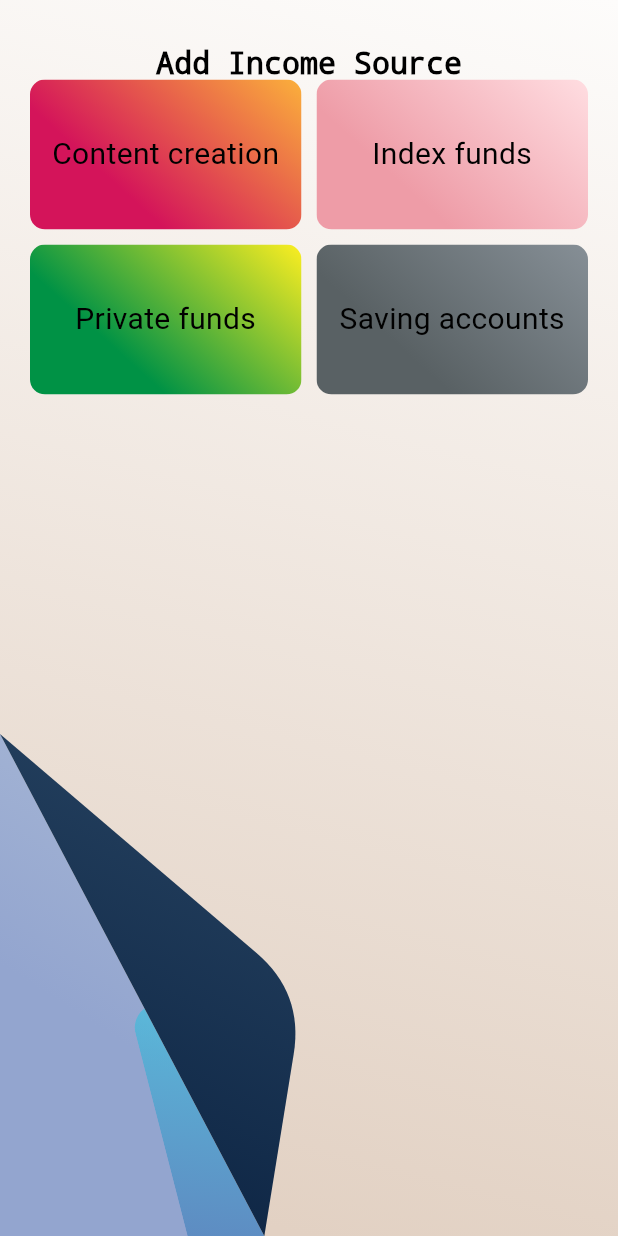
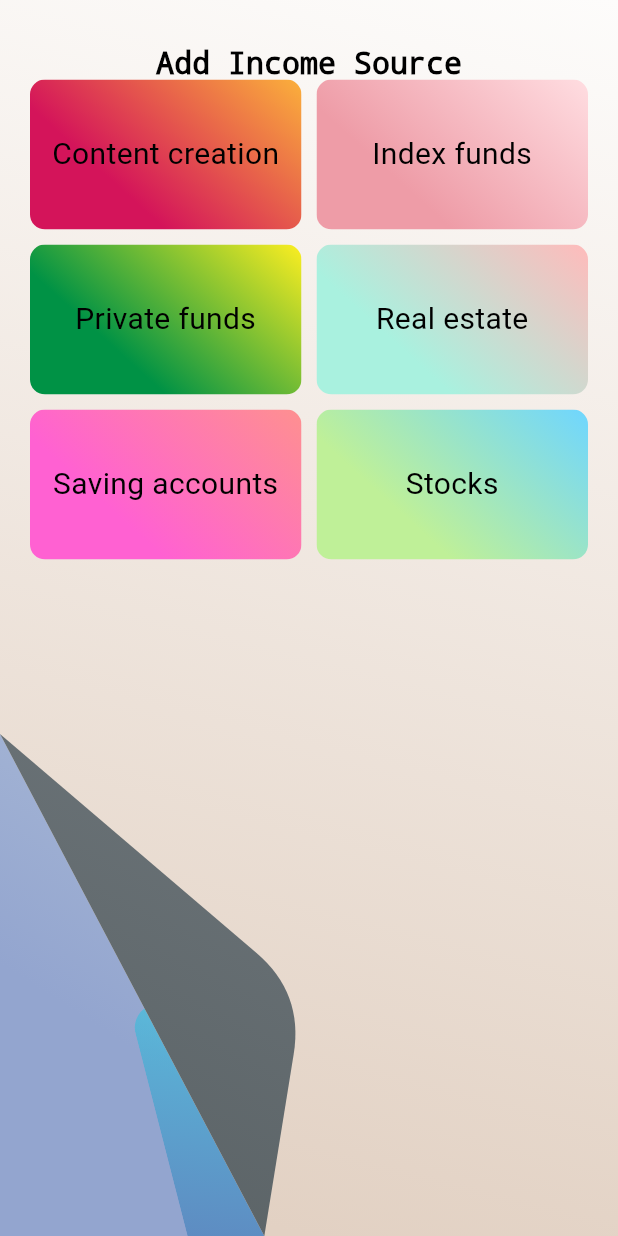
Before and after one commit to EtienneAuroux/tokihakanenari, a Flutter app: the screen it shows after launch, after a tap on the "add" icon, on a phone screen of 412 x 824 dp. Run offline on Flutter 3.47's test engine with Material 3 defaults, Android fonts, the phone set to English and light mode, and no system bars.

Commit message:
<feat>: Added cards Stocks and Real estate

```diff
--- a/lib/card_generators/big_card.dart
+++ b/lib/card_generators/big_card.dart
@@ -8,7 +8,9 @@ import 'package:tokihakanenari/card_types/content_creation.dart';
 import 'package:tokihakanenari/card_types/index_funds.dart';
 import 'package:tokihakanenari/card_types/passive_income.dart';
 import 'package:tokihakanenari/card_types/private_funds.dart';
+import 'package:tokihakanenari/card_types/real_estate.dart';
 import 'package:tokihakanenari/card_types/saving_accounts.dart';
+import 'package:tokihakanenari/card_types/stocks.dart';
 import 'package:tokihakanenari/my_enums.dart';
 import 'package:tokihakanenari/visual_tools/card_decoration.dart';
 import 'package:tokihakanenari/visual_tools/big_card_clipper.dart';
@@ -71,8 +73,16 @@ class _BigCardState extends State<BigCard> {
         return const PrivateFunds(
           cardSize: CardSize.big,
         );
+      case CardType.realEstate:
+        return const RealEstate(
+          cardSize: CardSize.big,
+        );
       case CardType.savingAccounts:
         return const SavingAccounts(
+          cardSize: CardSize.big,
+        );
+      case CardType.stocks:
+        return const Stocks(
           cardSize: CardSize.big,
         );
     }
--- a/lib/card_generators/mini_card.dart
+++ b/lib/card_generators/mini_card.dart
@@ -2,7 +2,9 @@ import 'package:flutter/material.dart';
 import 'package:tokihakanenari/card_types/content_creation.dart';
 import 'package:tokihakanenari/card_types/index_funds.dart';
 import 'package:tokihakanenari/card_types/private_funds.dart';
+import 'package:tokihakanenari/card_types/real_estate.dart';
 import 'package:tokihakanenari/card_types/saving_accounts.dart';
+import 'package:tokihakanenari/card_types/stocks.dart';
 import 'package:tokihakanenari/my_enums.dart';
 import 'package:tokihakanenari/visual_tools/card_decoration.dart';
 
@@ -41,8 +43,16 @@ class _MiniCardState extends State<MiniCard> {
         return const PrivateFunds(
           cardSize: CardSize.mini,
         );
+      case CardType.realEstate:
+        return const RealEstate(
+          cardSize: CardSize.mini,
+        );
       case CardType.savingAccounts:
         return const SavingAccounts(
+          cardSize: CardSize.mini,
+        );
+      case CardType.stocks:
+        return const Stocks(
           cardSize: CardSize.mini,
         );
     }
--- a/lib/card_generators/small_card.dart
+++ b/lib/card_generators/small_card.dart
@@ -3,6 +3,8 @@ import 'package:tokihakanenari/card_types/add_card.dart';
 import 'package:tokihakanenari/card_types/content_creation.dart';
 import 'package:tokihakanenari/card_types/index_funds.dart';
 import 'package:tokihakanenari/card_types/private_funds.dart';
+import 'package:tokihakanenari/card_types/real_estate.dart';
+import 'package:tokihakanenari/card_types/stocks.dart';
 import 'package:tokihakanenari/visual_tools/card_decoration.dart';
 import 'package:tokihakanenari/card_types/passive_income.dart';
 import 'package:tokihakanenari/card_types/saving_accounts.dart';
@@ -51,8 +53,16 @@ class _SmallCardState extends State<SmallCard> {
         return const PrivateFunds(
           cardSize: CardSize.small,
         );
+      case CardType.realEstate:
+        return const RealEstate(
+          cardSize: CardSize.small,
+        );
       case CardType.savingAccounts:
         return const SavingAccounts(
+          cardSize: CardSize.small,
+        );
+      case CardType.stocks:
+        return const Stocks(
           cardSize: CardSize.small,
         );
     }
@@ -66,7 +76,7 @@ class _SmallCardState extends State<SmallCard> {
       alignment: Alignment.center,
       child: Material(
         color: Colors.transparent,
-        child: Container(
+        child: SizedBox(
           width: deviceSize.width * 0.8,
           height: deviceSize.height * 0.6,
           child: InkWell(
--- /dev/null
+++ b/lib/card_types/real_estate.dart
@@ -0,0 +1,49 @@
+import 'package:flutter/material.dart';
+import 'package:tokihakanenari/my_enums.dart';
+import 'package:tokihakanenari/visual_tools/text_styles.dart';
+
+class RealEstate extends StatefulWidget {
+  final CardSize cardSize;
+
+  const RealEstate({
+    super.key,
+    required this.cardSize,
+  });
+
+  @override
+  State<RealEstate> createState() => _RealEstateState();
+}
+
+class _RealEstateState extends State<RealEstate> {
+  Widget getCardContent(CardSize cardStatus) {
+    switch (cardStatus) {
+      case CardSize.big:
+        return const Center(
+          child: Text(
+            'Real estate',
+            style: TextStyles.bigCardTitle,
+          ),
+        );
+      case CardSize.mini:
+        return const Center(
+          child: Text(
+            'Real estate',
+            style: TextStyles.miniCardTitle,
+            textAlign: TextAlign.center,
+          ),
+        );
+      case CardSize.small:
+        return const Center(
+          child: Text(
+            'Real estate',
+            style: TextStyles.smallCardTitle,
+          ),
+        );
+    }
+  }
+
+  @override
+  Widget build(BuildContext context) {
+    return getCardContent(widget.cardSize);
+  }
+}
--- /dev/null
+++ b/lib/card_types/stocks.dart
@@ -0,0 +1,49 @@
+import 'package:flutter/material.dart';
+import 'package:tokihakanenari/my_enums.dart';
+import 'package:tokihakanenari/visual_tools/text_styles.dart';
+
+class Stocks extends StatefulWidget {
+  final CardSize cardSize;
+
+  const Stocks({
+    super.key,
+    required this.cardSize,
+  });
+
+  @override
+  State<Stocks> createState() => _StocksState();
+}
+
+class _StocksState extends State<Stocks> {
+  Widget getCardContent(CardSize cardStatus) {
+    switch (cardStatus) {
+      case CardSize.big:
+        return const Center(
+          child: Text(
+            'Stocks',
+            style: TextStyles.bigCardTitle,
+          ),
+        );
+      case CardSize.mini:
+        return const Center(
+          child: Text(
+            'Stocks',
+            style: TextStyles.miniCardTitle,
+            textAlign: TextAlign.center,
+          ),
+        );
+      case CardSize.small:
+        return const Center(
+          child: Text(
+            'Stocks',
+            style: TextStyles.smallCardTitle,
+          ),
+        );
+    }
+  }
+
+  @override
+  Widget build(BuildContext context) {
+    return getCardContent(widget.cardSize);
+  }
+}
--- a/lib/my_enums.dart
+++ b/lib/my_enums.dart
@@ -2,6 +2,6 @@ enum CardSize { mini, small, big }
 
 enum CardStatus { inert, unroll, roll, drop }
 
-enum CardType { addCard, contentCreation, indexFunds, passiveIncome, privateFunds, savingAccounts }
+enum CardType { addCard, contentCreation, indexFunds, passiveIncome, privateFunds, realEstate, savingAccounts, stocks }
 
 enum MainView { carousel, primaryBigCard, secondaryBigCard }
--- a/lib/visual_tools/card_decoration.dart
+++ b/lib/visual_tools/card_decoration.dart
@@ -4,56 +4,62 @@ import 'package:tokihakanenari/my_enums.dart';
 
 class CardDecoration {
   static BoxDecoration getBigCornerDecoration(CardType cardType) {
-    switch (cardType) {
-      case CardType.addCard:
-        return const BoxDecoration(
-          gradient: LinearGradient(
-            colors: [ColorPalette.spaceBlue, ColorPalette.spaceGrey],
-            begin: Alignment.bottomLeft,
-            end: Alignment.topRight,
-          ),
-        );
-      case CardType.contentCreation:
-        return const BoxDecoration(
-          gradient: LinearGradient(
-            colors: [Colors.black, Colors.green],
-            begin: Alignment.bottomLeft,
-            end: Alignment.topRight,
-          ),
-        );
-      case CardType.indexFunds:
-        return const BoxDecoration(
-          gradient: LinearGradient(
-            colors: [Colors.black, Colors.green],
-            begin: Alignment.bottomLeft,
-            end: Alignment.topRight,
-          ),
-        );
-      case CardType.passiveIncome:
-        return const BoxDecoration(
-          gradient: LinearGradient(
-            colors: [ColorPalette.spaceBlue, ColorPalette.spaceGrey],
-            begin: Alignment.bottomLeft,
-            end: Alignment.topRight,
-          ),
-        );
-      case CardType.privateFunds:
-        return const BoxDecoration(
-          gradient: LinearGradient(
-            colors: [Colors.black, Colors.green],
-            begin: Alignment.bottomLeft,
-            end: Alignment.topRight,
-          ),
-        );
-      case CardType.savingAccounts:
-        return const BoxDecoration(
-          gradient: LinearGradient(
-            colors: [Colors.black, Colors.green],
-            begin: Alignment.bottomLeft,
-            end: Alignment.topRight,
-          ),
-        );
-    }
+    return const BoxDecoration(
+        gradient: LinearGradient(
+      colors: [ColorPalette.rockDarkGrey, ColorPalette.rockLightGrey],
+      begin: Alignment.bottomLeft,
+      end: Alignment.topRight,
+    ));
+    // switch (cardType) {
+    //   case CardType.addCard:
+    //     return const BoxDecoration(
+    //       gradient: LinearGradient(
+    //         colors: [ColorPalette.spaceBlue, ColorPalette.spaceGrey],
+    //         begin: Alignment.bottomLeft,
+    //         end: Alignment.topRight,
+    //       ),
+    //     );
+    //   case CardType.contentCreation:
+    //     return const BoxDecoration(
+    //       gradient: LinearGradient(
+    //         colors: [Colors.black, Colors.green],
+    //         begin: Alignment.bottomLeft,
+    //         end: Alignment.topRight,
+    //       ),
+    //     );
+    //   case CardType.indexFunds:
+    //     return const BoxDecoration(
+    //       gradient: LinearGradient(
+    //         colors: [Colors.black, Colors.green],
+    //         begin: Alignment.bottomLeft,
+    //         end: Alignment.topRight,
+    //       ),
+    //     );
+    //   case CardType.passiveIncome:
+    //     return const BoxDecoration(
+    //       gradient: LinearGradient(
+    //         colors: [ColorPalette.spaceBlue, ColorPalette.spaceGrey],
+    //         begin: Alignment.bottomLeft,
+    //         end: Alignment.topRight,
+    //       ),
+    //     );
+    //   case CardType.privateFunds:
+    //     return const BoxDecoration(
+    //       gradient: LinearGradient(
+    //         colors: [Colors.black, Colors.green],
+    //         begin: Alignment.bottomLeft,
+    //         end: Alignment.topRight,
+    //       ),
+    //     );
+    //   case CardType.savingAccounts:
+    //     return const BoxDecoration(
+    //       gradient: LinearGradient(
+    //         colors: [Colors.black, Colors.green],
+    //         begin: Alignment.bottomLeft,
+    //         end: Alignment.topRight,
+    //       ),
+    //     );
+    // }
   }
 
   static BoxDecoration getBigDecoration(CardType cardType) {
@@ -90,8 +96,12 @@ class CardDecoration {
         return [ColorPalette.oceanBlue.withAlpha(getColorAlpha(cardStatus)), ColorPalette.oceanOpal.withAlpha(getColorAlpha(cardStatus))];
       case CardType.privateFunds:
         return [ColorPalette.lusciousGreen.withAlpha(getColorAlpha(cardStatus)), ColorPalette.lusciousYellow.withAlpha(getColorAlpha(cardStatus))];
+      case CardType.realEstate:
+        return [ColorPalette.bleachedGreen.withAlpha(getColorAlpha(cardStatus)), ColorPalette.bleachedOrange.withAlpha(getColorAlpha(cardStatus))];
       case CardType.savingAccounts:
-        return [ColorPalette.rockDarkGrey.withAlpha(getColorAlpha(cardStatus)), ColorPalette.rockLightGrey.withAlpha(getColorAlpha(cardStatus))];
+        return [ColorPalette.exoticPink.withAlpha(getColorAlpha(cardStatus)), ColorPalette.exoticOrange.withAlpha(getColorAlpha(cardStatus))];
+      case CardType.stocks:
+        return [ColorPalette.toxicYellow.withAlpha(getColorAlpha(cardStatus)), ColorPalette.toxicBlue.withAlpha(getColorAlpha(cardStatus))];
     }
   }
 
@@ -127,8 +137,12 @@ class CardDecoration {
         return ColorPalette.oceanOpal.withAlpha(127);
       case CardType.privateFunds:
         return ColorPalette.lusciousYellow.withAlpha(127);
+      case CardType.realEstate:
+        return ColorPalette.bleachedOrange.withAlpha(127);
       case CardType.savingAccounts:
-        return ColorPalette.rockLightGrey.withAlpha(127);
+        return ColorPalette.exoticOrange.withAlpha(127);
+      case CardType.stocks:
+        return ColorPalette.toxicBlue.withAlpha(127);
     }
   }
 }
--- a/lib/visual_tools/color_palette.dart
+++ b/lib/visual_tools/color_palette.dart
@@ -1,20 +1,26 @@
 import 'package:flutter/material.dart';
 
 class ColorPalette {
+  static const Color bleachedGreen = Color.fromARGB(255, 169, 241, 223);
+  static const Color bleachedOrange = Color.fromARGB(255, 255, 187, 187);
+  static const Color exoticOrange = Color.fromARGB(255, 254, 144, 144);
+  static const Color exoticPink = Color.fromARGB(255, 255, 97, 210);
   static const Color lusciousGreen = Color.fromARGB(255, 0, 146, 69);
   static const Color lusciousYellow = Color.fromARGB(255, 252, 238, 33);
   static const Color mirrorGrey = Color.fromARGB(255, 147, 165, 207);
   static const Color mirrorYellow = Color.fromARGB(255, 228, 239, 233);
-  static const Color rockDarkGrey = Color.fromARGB(255, 89, 97, 100);
-  static const Color rockLightGrey = Color.fromARGB(255, 134, 143, 150);
   static const Color oceanBlue = Color.fromARGB(255, 46, 49, 146);
   static const Color oceanOpal = Color.fromARGB(255, 27, 255, 255);
   static const Color pigletPale = Color.fromARGB(255, 255, 221, 225);
   static const Color pigletPink = Color.fromARGB(255, 238, 156, 167);
+  static const Color rockDarkGrey = Color.fromARGB(255, 89, 97, 100);
+  static const Color rockLightGrey = Color.fromARGB(255, 134, 143, 150);
   static const Color sanguineOrange = Color.fromARGB(255, 251, 176, 59);
   static const Color sanguineRed = Color.fromARGB(255, 212, 20, 90);
   static const Color silkBeige = Color.fromARGB(255, 226, 209, 195);
   static const Color silkWhite = Color.fromARGB(255, 253, 252, 251);
   static const Color spaceBlue = Color.fromARGB(255, 9, 32, 63);
   static const Color spaceGrey = Color.fromARGB(255, 83, 120, 149);
+  static const Color toxicBlue = Color.fromARGB(255, 111, 214, 255);
+  static const Color toxicYellow = Color.fromARGB(255, 191, 240, 152);
 }
```
